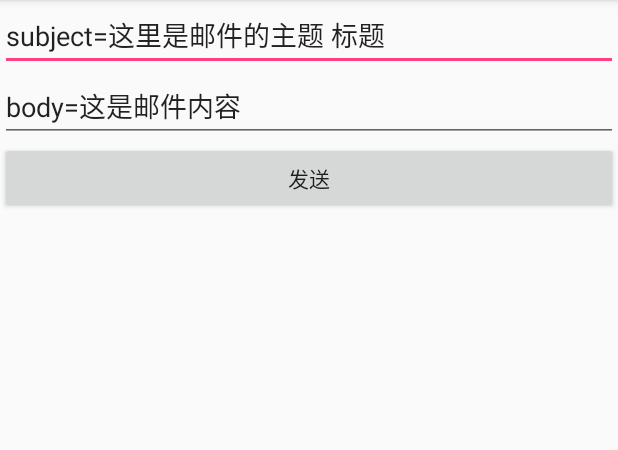
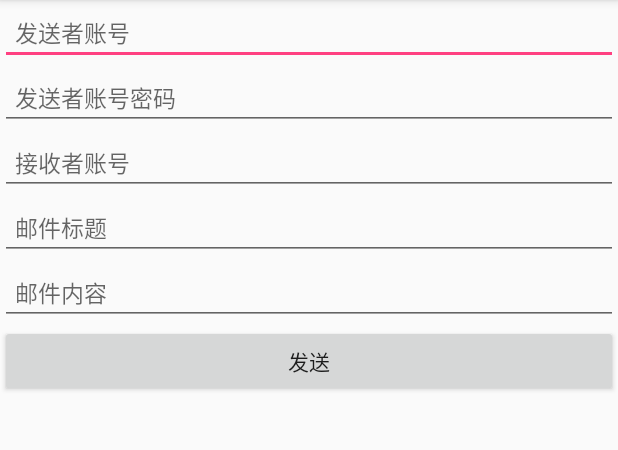
Before and after one commit to Leo0618/mail, an Android app: the screen it shows after launch (MainActivity), after a tap on "发送", on a phone screen of 412 x 824 dp, the part 84-534 px from its top. Run offline under Robolectric (Android 15) with nearby library versions, the phone set to English and light mode, and no system bars.

Commit message:
简化单例调用

```diff
--- a/app/src/main/java/com/leo618/email/MainActivity.java
+++ b/app/src/main/java/com/leo618/email/MainActivity.java
@@ -1,8 +1,8 @@
 package com.leo618.email;
 
-import android.annotation.SuppressLint;
 import android.os.Bundle;
 import android.support.v7.app.AppCompatActivity;
+import android.text.TextUtils;
 import android.view.View;
 import android.widget.Button;
 import android.widget.EditText;
@@ -11,22 +11,21 @@ import android.widget.Toast;
 import com.leo618.mail.MailManager;
 
 public class MainActivity extends AppCompatActivity {
+    private EditText senderName;
+    private EditText senderPassword;
+    private EditText recName;
     private EditText subject;
     private EditText body;
     private Button   send;
 
-    @SuppressLint("SetTextI18n")
     private void assignViews() {
+        senderName = (EditText) findViewById(R.id.senderName);
+        senderPassword = (EditText) findViewById(R.id.senderPassword);
+        recName = (EditText) findViewById(R.id.recName);
         subject = (EditText) findViewById(R.id.subject);
         body = (EditText) findViewById(R.id.body);
         send = (Button) findViewById(R.id.send);
-        subject.setText("subject=这里是邮件的主题 标题");
-        body.setText("body=这是邮件内容");
     }
-
-    private static final String senderMailName     = "xxx@126.com";
-    private static final String senderMailPassword = "this is password";
-    private static final String revieverMailName   = "yyy@126.com";
 
     @Override
     protected void onCreate(Bundle savedInstanceState) {
@@ -34,17 +33,25 @@ public class MainActivity extends AppCompatActivity {
         setContentView(R.layout.activity_main);
         assignViews();
 
-        final String subjectStr = subject.getText().toString();
-        final String contentStr = body.getText().toString();
         send.setOnClickListener(new View.OnClickListener() {
             @Override
-            public void onClick(View view) {
-                boolean result = MailManager.getInstance()
-                        .config(senderMailName, senderMailPassword, revieverMailName)
-                        .sendMail(subjectStr, contentStr);
-                Toast.makeText(MainActivity.this, "send:" + result, Toast.LENGTH_SHORT).show();
+            public void onClick(View v) {
+                String senderNameVal     = senderName.getText().toString();
+                String senderPasswordVal = senderPassword.getText().toString();
+                String recNameVal        = recName.getText().toString();
+                String subjectVal        = subject.getText().toString();
+                String bodyVal           = body.getText().toString();
+
+                if (TextUtils.isEmpty(senderNameVal) || TextUtils.isEmpty(senderPasswordVal)
+                        || TextUtils.isEmpty(recNameVal) || TextUtils.isEmpty(subjectVal) || TextUtils.isEmpty(bodyVal)){
+                    Toast.makeText(MainActivity.this, "填写信息" , Toast.LENGTH_SHORT).show();
+                    return;
+                }
+                boolean sendResult = MailManager.config(senderNameVal, senderPasswordVal, recNameVal).sendMail(subjectVal, bodyVal);
+                Toast.makeText(MainActivity.this, "sendResult:" + sendResult, Toast.LENGTH_SHORT).show();
+                subject.setText("");
+                body.setText("");
             }
         });
     }
-
 }
--- a/app/src/main/res/layout/activity_main.xml
+++ b/app/src/main/res/layout/activity_main.xml
@@ -1,22 +1,55 @@
 <?xml version="1.0" encoding="utf-8"?>
 <LinearLayout xmlns:android="http://schemas.android.com/apk/res/android"
+    xmlns:tools="http://schemas.android.com/tools"
     android:layout_width="match_parent"
     android:layout_height="match_parent"
-    android:orientation="vertical">
+    android:orientation="vertical"
+    tools:ignore="HardcodedText">
+
+    <EditText
+        android:id="@+id/senderName"
+        android:layout_width="match_parent"
+        android:layout_height="wrap_content"
+        android:hint="发送者账号"
+        android:padding="10dp"
+        android:textSize="15sp" />
+
+    <EditText
+        android:id="@+id/senderPassword"
+        android:layout_width="match_parent"
+        android:layout_height="wrap_content"
+        android:hint="发送者账号密码"
+        android:padding="10dp"
+        android:textSize="15sp" />
+
+    <EditText
+        android:id="@+id/recName"
+        android:layout_width="match_parent"
+        android:layout_height="wrap_content"
+        android:hint="接收者账号"
+        android:padding="10dp"
+        android:textSize="15sp" />
 
     <EditText
         android:id="@+id/subject"
         android:layout_width="match_parent"
-        android:layout_height="wrap_content" />
+        android:layout_height="wrap_content"
+        android:hint="邮件标题"
+        android:padding="10dp"
+        android:textSize="15sp" />
 
     <EditText
         android:id="@+id/body"
         android:layout_width="match_parent"
-        android:layout_height="wrap_content" />
+        android:layout_height="wrap_content"
+        android:hint="邮件内容"
+        android:padding="10dp"
+        android:textSize="15sp" />
 
     <Button
         android:id="@+id/send"
         android:layout_width="match_parent"
         android:layout_height="wrap_content"
         android:text="发送" />
+
 </LinearLayout>
--- a/bintray.gradle
+++ b/bintray.gradle
@@ -2,7 +2,7 @@ apply plugin: 'com.github.dcendents.android-maven'
 apply plugin: 'com.jfrog.bintray'
 
 group = "com.leo618"
-version = "0.0.1"
+version = "0.0.2"
 
 def siteUrl = 'https://github.com/Leo0618/mail'
 def gitUrl = 'git@github.com:Leo0618/mail.git'
--- a/mail/src/main/java/com/leo618/mail/MailManager.java
+++ b/mail/src/main/java/com/leo618/mail/MailManager.java
@@ -38,7 +38,7 @@ public class MailManager {
     private static final AtomicReference<MailManager> INSTANCE = new AtomicReference<>();
 
     /** 获取邮件发送实例 */
-    public static MailManager getInstance() {
+    private static MailManager getInstance() {
         for (; ; ) {
             MailManager netManager = INSTANCE.get();
             if (netManager != null) return netManager;
@@ -49,8 +49,8 @@ public class MailManager {
 
     private MailManager() {}
 
-    private Map<String, String> paramsMap     = new LinkedHashMap<>();
-    private ArrayList<String>   recevierNames = new ArrayList<>();
+    private static Map<String, String> paramsMap     = new LinkedHashMap<>();
+    private static ArrayList<String>   recevierNames = new ArrayList<>();
 
     /**
      * 配置发送者的账号和密码(授权码)
@@ -59,7 +59,7 @@ public class MailManager {
      * @param senderPassword 密码(授权码)
      * @param recevicerNames 接收者账号数组
      */
-    public MailManager config(String senderName, String senderPassword, String... recevicerNames) {
+    public static MailManager config(String senderName, String senderPassword, String... recevicerNames) {
         paramsMap.clear();
         paramsMap.put(SENDER_NAME, senderName);
         paramsMap.put(SENDER_PASS, senderPassword);
```
Also changed, not shown: 1 other file.
